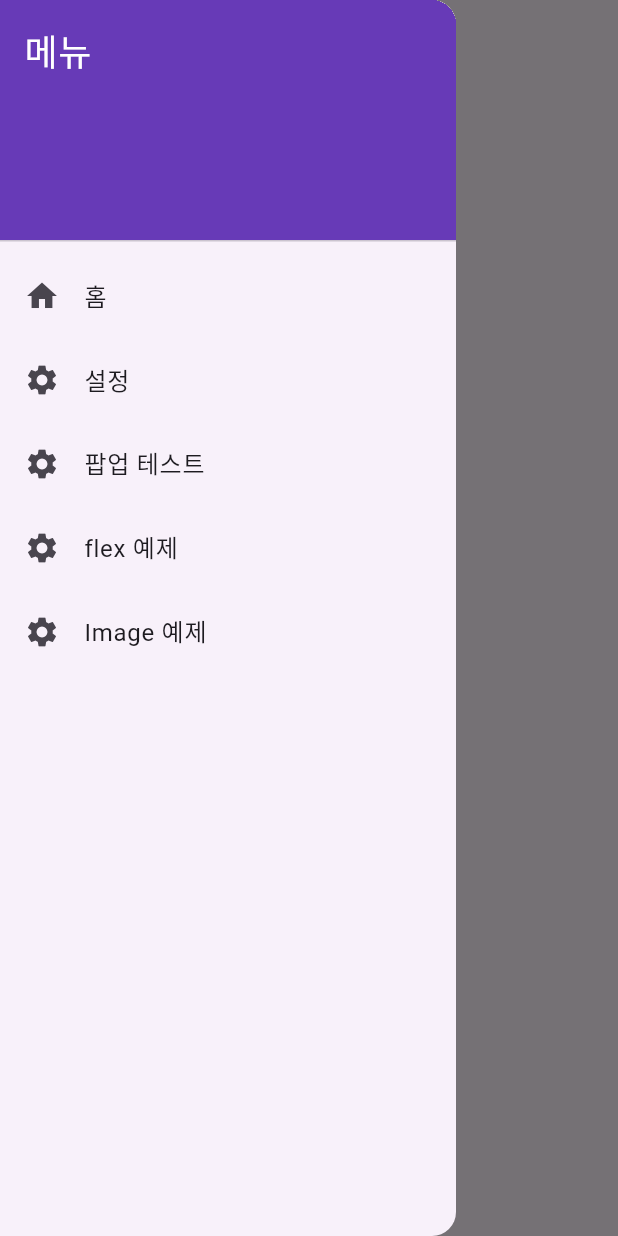
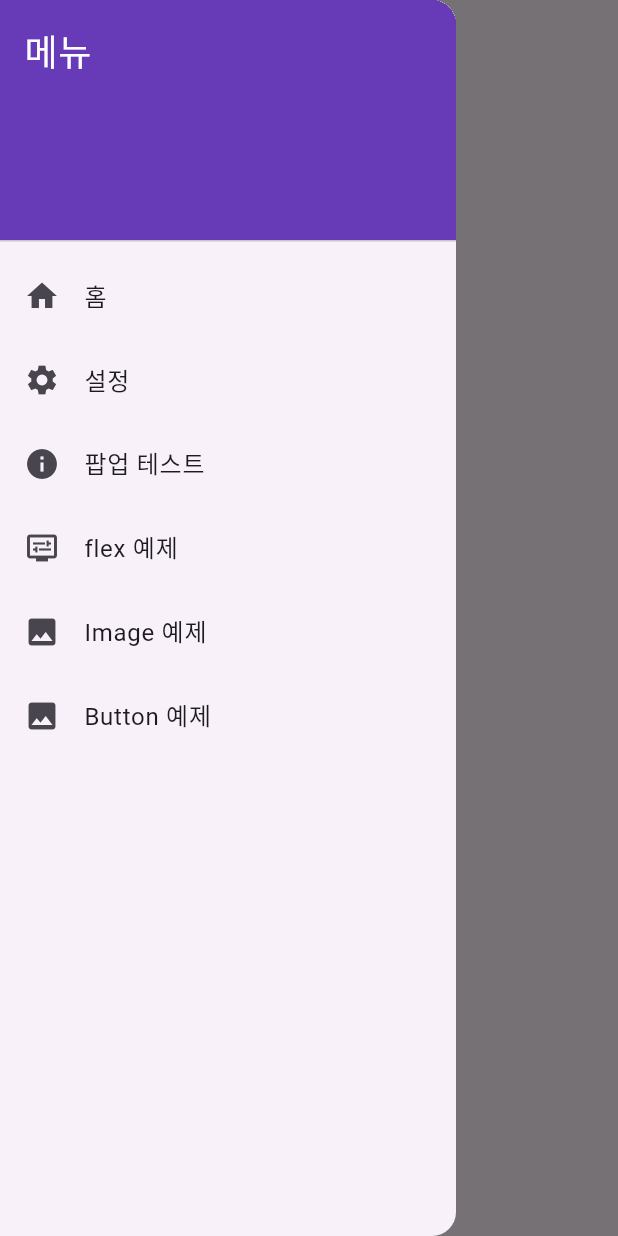
Before and after one commit to parkhyeseong0326/flutter, a Flutter app: the SettingPage screen opened by its route, with the side drawer open, on a phone screen of 412 x 824 dp. Run offline on Flutter 3.47's test engine with Material 3 defaults, Android fonts, the phone set to English and light mode, and no system bars; network calls fail; key blocks and very long unbroken strings in the code were emptied for the run.

Commit message:
버튼 페이지 추가

```diff
--- a/lib/drawer.dart
+++ b/lib/drawer.dart
@@ -40,7 +40,7 @@ class MyDrawer extends StatelessWidget {
               }
           ),
           ListTile(
-              leading: const Icon(Icons.settings),
+              leading: const Icon(Icons.info),
               title: const Text('팝업 테스트'),
               onTap: () {
                 Navigator.pushNamed(
@@ -49,7 +49,7 @@ class MyDrawer extends StatelessWidget {
               }
           ),
           ListTile(
-              leading: const Icon(Icons.settings),
+              leading: const Icon(Icons.display_settings),
               title: const Text('flex 예제'),
               onTap: () {
                 Navigator.pushNamed(
@@ -58,11 +58,20 @@ class MyDrawer extends StatelessWidget {
               }
           ),
           ListTile(
-              leading: const Icon(Icons.settings),
+              leading: const Icon(Icons.image),
               title: const Text('Image 예제'),
               onTap: () {
                 Navigator.pushNamed(
                     context, "/image"
+                );
+              }
+          ),
+          ListTile(
+              leading: const Icon(Icons.image),
+              title: const Text('Button 예제'),
+              onTap: () {
+                Navigator.pushNamed(
+                    context, "/button"
                 );
               }
           )
--- a/lib/main.dart
+++ b/lib/main.dart
@@ -1,4 +1,5 @@
 import 'package:flutter/material.dart';
+import 'package:hello/button_page.dart';
 import 'package:hello/flex_page.dart';
 import 'package:hello/image_page.dart';
 import 'package:hello/popup_page.dart';
@@ -26,7 +27,8 @@ class MyApp extends StatelessWidget {
         '/setting': (context) => const SettingPage(),
         '/popup': (context) => const PopupPage(),
         '/flex': (context) => const FlexPage(),
-        '/image': (context) => const ImagePage()
+        '/image': (context) => const ImagePage(),
+        '/button': (context) => const ButtonPage()
       },
     );
   }
```
Also changed, not shown: lib/button_page.dart (added, +40 -0 lines).
